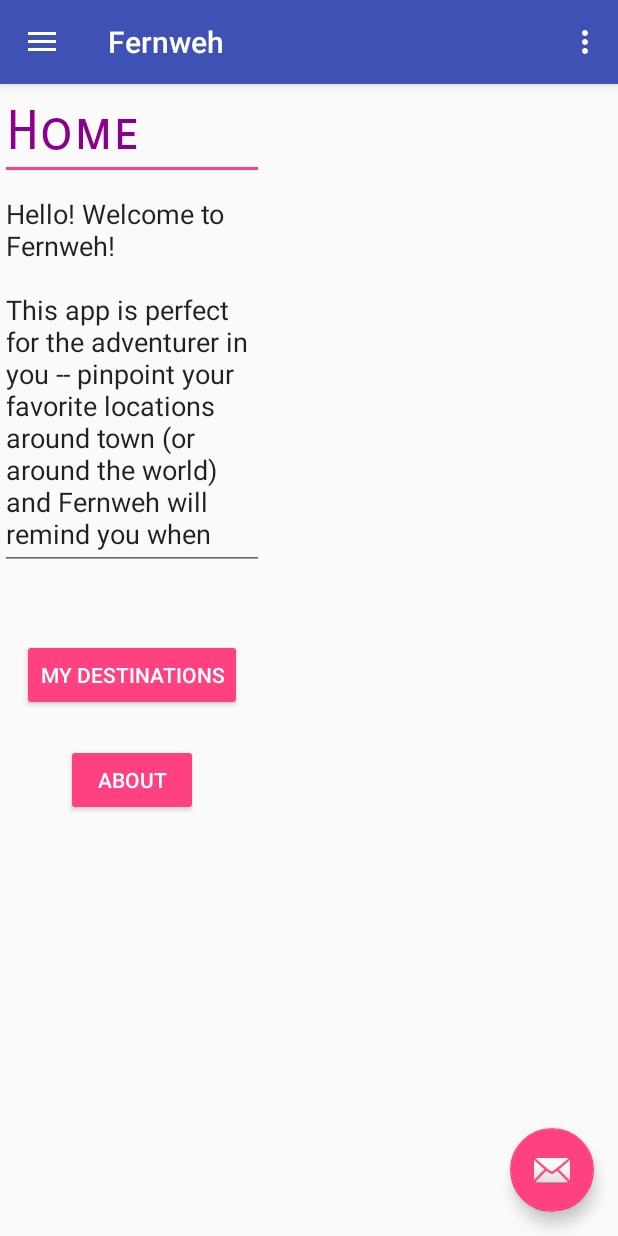
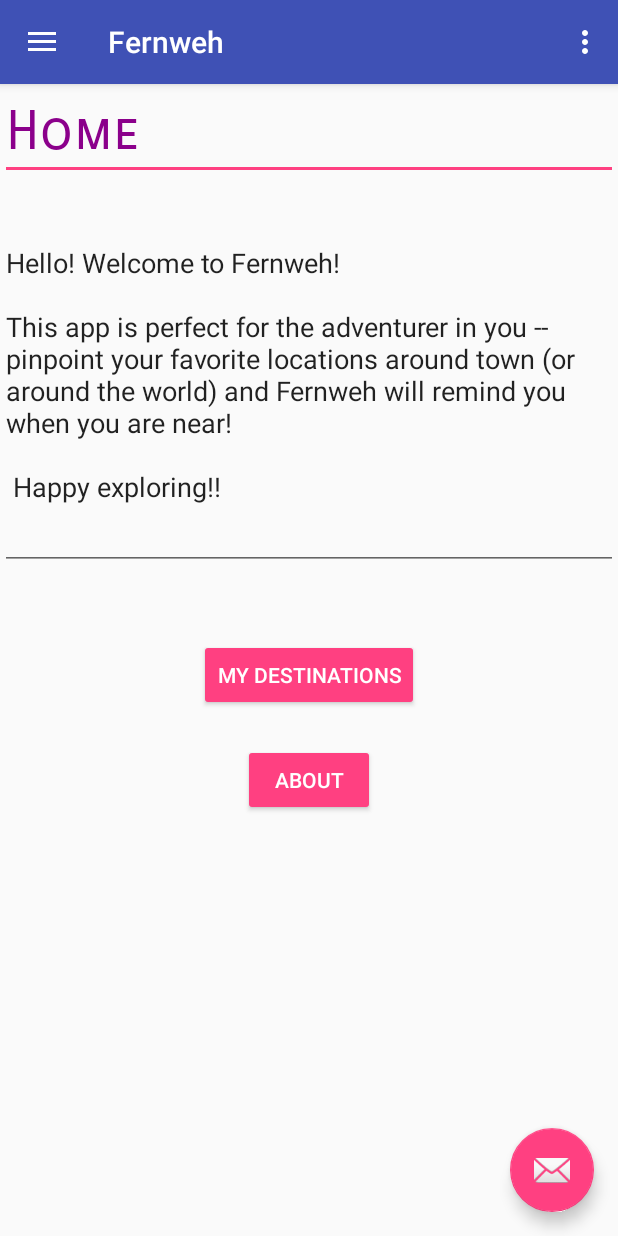
Before and after one commit to anushri27/Fernweh, an Android app: the screen it shows after launch (MainActivity), after a tap on "Home", on a phone screen of 412 x 824 dp. Run offline under Robolectric (Android 15) with nearby library versions, the phone set to English and light mode, and no system bars; 2 other taps on this screen came first.

Commit message:
shellhacks
Commited on 9/30/17 11:50 AM

```diff
--- a/app/src/main/java/com/example/anush/fernweh/MainActivity.java
+++ b/app/src/main/java/com/example/anush/fernweh/MainActivity.java
@@ -100,10 +100,6 @@ public class MainActivity extends AppCompatActivity implements NavigationView.On
                     .replace(R.id.content_frame
                             ,new MyDestinationFragment()).commit();
 
-        } else if (id == R.id.nav_share) {
-
-        } else if (id == R.id.nav_send) {
-
         }
 
         DrawerLayout drawer = (DrawerLayout) findViewById(R.id.drawer_layout);
--- a/app/src/main/res/layout/content_main.xml
+++ b/app/src/main/res/layout/content_main.xml
@@ -15,10 +15,11 @@
         app:layout_constraintLeft_toLeftOf="parent"
         app:layout_constraintRight_toRightOf="parent"
         app:layout_constraintTop_toTopOf="parent" />
+
     <FrameLayout
         android:id="@+id/content_frame"
-        android:layout_width="176dp"
-        android:layout_height="495dp"
+        android:layout_width="match_parent"
+        android:layout_height="match_parent"
         tools:layout_editor_absoluteY="8dp"
         tools:layout_editor_absoluteX="8dp">
 
--- a/app/src/main/res/layout/home_page.xml
+++ b/app/src/main/res/layout/home_page.xml
@@ -1,6 +1,9 @@
 <?xml version="1.0" encoding="utf-8"?>
 <RelativeLayout xmlns:android="http://schemas.android.com/apk/res/android"
-    android:layout_width="match_parent" android:layout_height="match_parent">
+    xmlns:tools="http://schemas.android.com/tools"
+    android:layout_width="match_parent"
+    android:layout_height="match_parent"
+    android:visibility="visible">
 
     <EditText
         android:id="@+id/Homepg"
@@ -34,28 +37,29 @@ and Fernweh will remind you when you are near!
 
 
     // about button
+
     <Button
         android:id="@+id/aboutbtn"
         style="@style/Widget.AppCompat.Button.Colored"
         android:layout_width="wrap_content"
         android:layout_height="wrap_content"
-        android:text="About"
+        android:layout_below="@+id/desbtn"
+        android:layout_centerHorizontal="true"
         android:layout_marginTop="22dp"
-        android:onClick = "gotoAbout"
-        android:layout_below="@+id/desbtn"
-        android:layout_centerHorizontal="true" />
+        android:onClick="gotoAbout"
+        android:text="About" />
 
     // my destination button
+
     <Button
         android:id="@+id/desbtn"
         style="@style/Widget.AppCompat.Button.Colored"
         android:layout_width="wrap_content"
         android:layout_height="wrap_content"
-        android:text="My Destinations"
         android:layout_below="@+id/editText2"
         android:layout_centerHorizontal="true"
         android:layout_marginTop="46dp"
         android:onClick="gotoDestination"
-        />
+        android:text="My Destinations" />
 
 </RelativeLayout>
--- a/app/src/main/res/values/strings.xml
+++ b/app/src/main/res/values/strings.xml
@@ -6,4 +6,5 @@
 
     <string name="action_settings">Settings</string>
     <string name="title_activity_main2">Main2Activity</string>
+    <string name="title_activity_my_destination_maps">Map</string>
 </resources>
```
Also changed, not shown: app/src/debug/res/values/google_maps_api.xml (added, +26 -0 lines), app/src/main/AndroidManifest.xml (+23 -1 lines), app/src/main/java/com/example/anush/fernweh/MyDestinationMapsActivity.java (added, +48 -0 lines), app/src/main/res/layout/activity_my_destination_maps.xml (added, +8 -0 lines), app/src/main/res/layout/nav_header_main.xml (+1 -6 lines), 1 other file.
